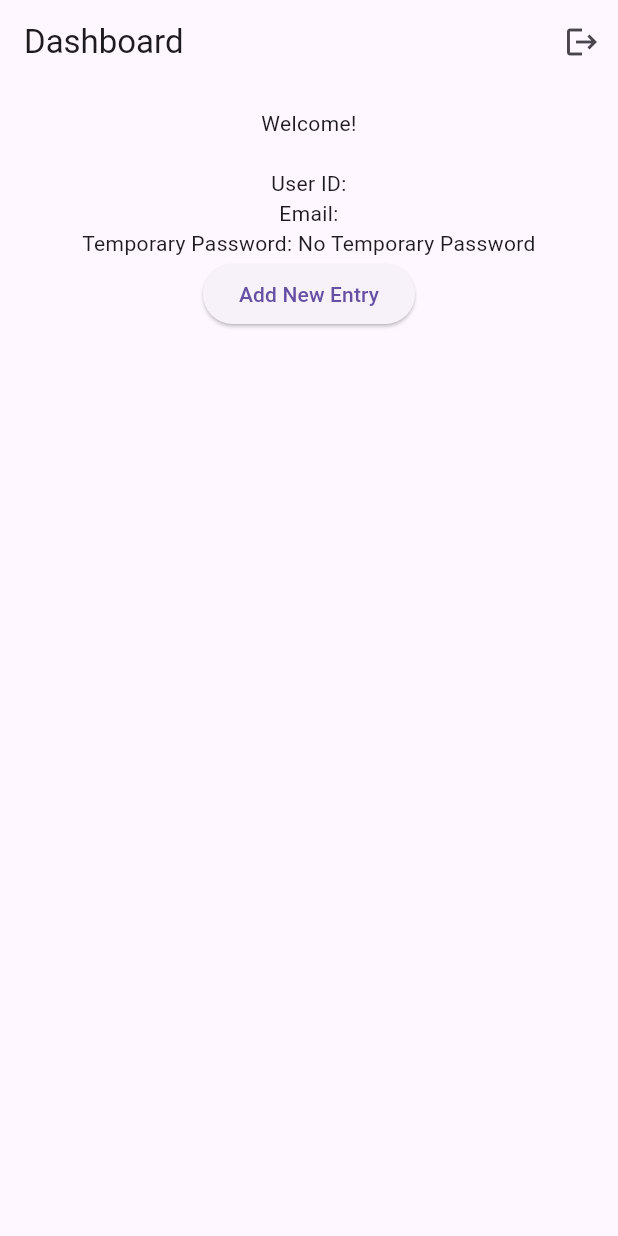
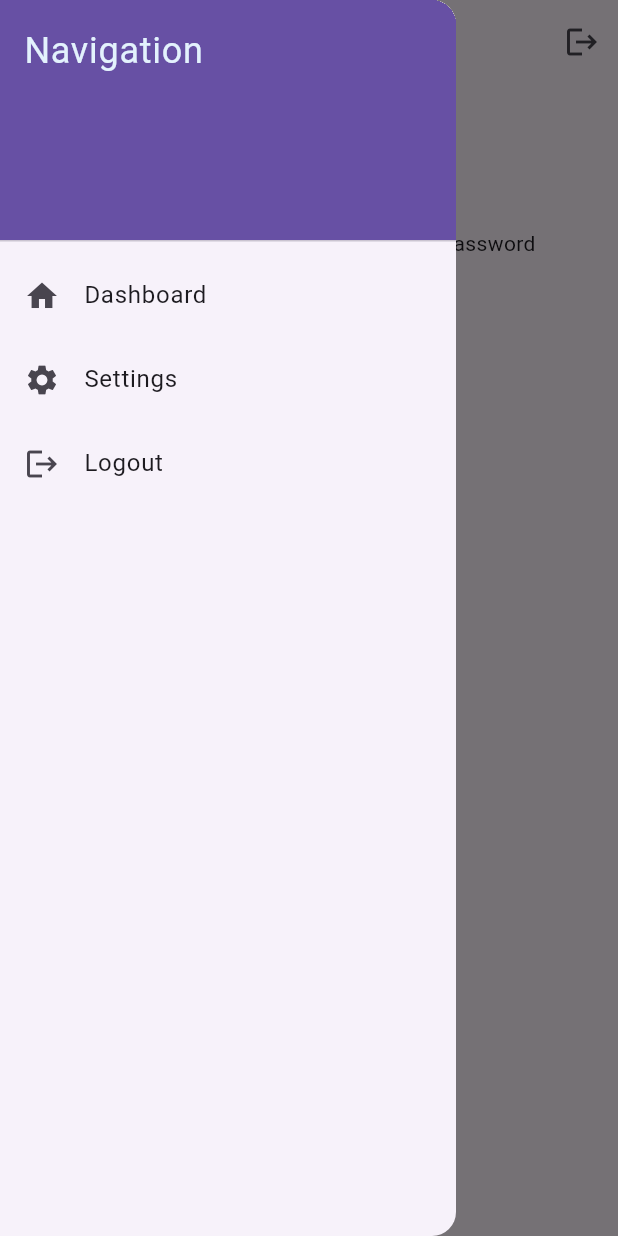
Before and after one commit to TizianoAlbore/pswmanager, a Flutter app: the DashboardPage screen opened by its route, with the side drawer open (before the commit the screen has no drawer), on a phone screen of 412 x 824 dp. Run offline on Flutter 3.47's test engine with Material 3 defaults, Android fonts, the phone set to English and light mode, and no system bars; our stand-ins replace cloud_firestore, firebase_auth, firebase_core, flutter_dotenv; missing offline and left inert: blockchain_utils, cryptography; accounts and stored records are empty; project files that could hold a hidden picture were left out.

Commit message:
init drawer and settings page

```diff
--- a/lib/main.dart
+++ b/lib/main.dart
@@ -5,6 +5,7 @@ import 'package:flutter_dotenv/flutter_dotenv.dart';
 import 'pages/login.dart';
 import 'pages/signup.dart';
 import 'pages/dashboard.dart';
+import 'pages/settings.dart';
 
 void main() async {
   WidgetsFlutterBinding.ensureInitialized();
@@ -31,6 +32,7 @@ class MyApp extends StatelessWidget {
         '/': (context) => const LoginPage(),
         '/signup': (context) => const SignupPage(),
         '/dashboard': (context) => const DashboardPage(),
+        '/settings': (context) => const SettingsPage(),
       },
     );
   }
--- a/lib/pages/dashboard.dart
+++ b/lib/pages/dashboard.dart
@@ -2,6 +2,7 @@ import 'package:flutter/material.dart';
 import 'package:firebase_auth/firebase_auth.dart';
 import 'package:cloud_firestore/cloud_firestore.dart';
 import 'package:pw_frontend/widgets/modal.dart';
+import 'package:pw_frontend/widgets/drawer.dart';
 
 class DashboardPage extends StatefulWidget {
   const DashboardPage({super.key});
@@ -39,7 +40,18 @@ class _DashboardPageState extends State<DashboardPage> {
             },
           ),
         ],
+        leading: Builder(
+          builder: (context) {
+            return IconButton(
+              icon: const Icon(Icons.menu),
+              onPressed: () {
+                Scaffold.of(context).openDrawer();
+              },
+            );
+          }
+        ),
       ),
+      drawer: DrawerWidget(),
       body: Center(
         child: Padding(
           padding: const EdgeInsets.all(16.0),
--- /dev/null
+++ b/lib/widgets/drawer.dart
@@ -0,0 +1,61 @@
+import 'package:flutter/material.dart';
+
+class DrawerWidget extends StatefulWidget {
+
+  const DrawerWidget({Key? key}) : super(key: key);
+
+  @override
+  State<DrawerWidget> createState() => _DrawerWidget();
+}
+
+class _DrawerWidget extends State<DrawerWidget> {
+
+  @override
+  Widget build(BuildContext context) {
+    return Drawer(
+        child: ListView(
+          padding: EdgeInsets.zero,
+          children: <Widget>[
+            DrawerHeader(
+              decoration: BoxDecoration(
+                color: Theme.of(context).primaryColor,
+              ),
+              child: Text(
+                'Navigation',
+                style: TextStyle(
+                  color: Theme.of(context).secondaryHeaderColor,
+                  fontSize: 24,
+                ),
+              ),
+            ),
+            ListTile(
+              leading: const Icon(Icons.home),
+              title: const Text('Dashboard'),
+              onTap: () {
+                Navigator.pop(context);
+                Navigator.pushReplacementNamed(context, '/dashboard');
+                // Navigate to Home
+              },
+            ),
+            ListTile(
+              leading: const Icon(Icons.settings),
+              title: const Text('Settings'),
+              onTap: () {
+                Navigator.pop(context);
+                Navigator.pushReplacementNamed(context, '/settings');
+                // Navigate to Settings
+              },
+            ),
+            ListTile(
+              leading: const Icon(Icons.logout),
+              title: const Text('Logout'),
+              onTap: () {
+                Navigator.pop(context);
+                Navigator.pushReplacementNamed(context, '/');
+              },
+            ),
+          ],
+        ),
+    );
+  }
+}
```
Also changed, not shown: lib/pages/settings.dart (added, +49 -0 lines).
